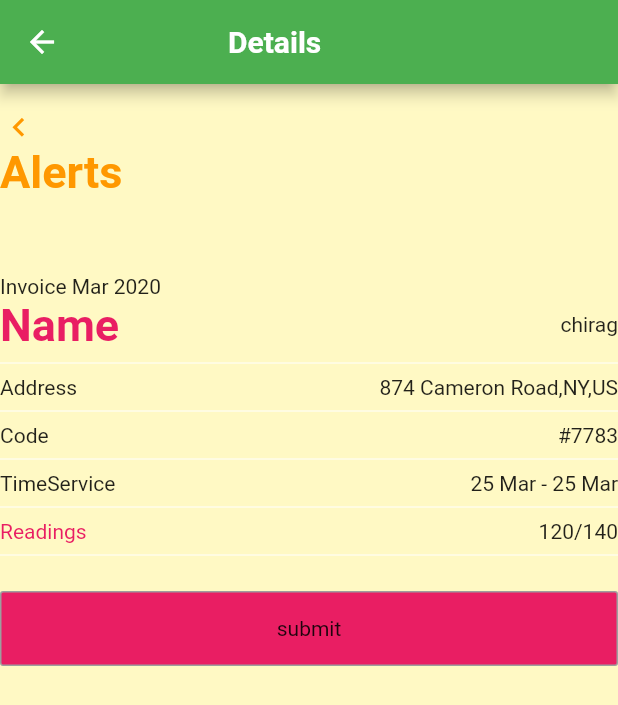
After one commit to chiragdhruve01/gridview_flutter, a Flutter app: the BankingInvoiceDetail screen opened directly, on a phone screen of 412 x 824 dp. The commit adds this screen. Shown: the top 705 px of the screen. Run offline on Flutter 3.47's test engine with Material 2 defaults, Android fonts, the phone set to English and light mode, and no system bars; our stand-ins replace lottie; network calls fail.

Commit message:
working on detailing page

```diff
--- /dev/null
+++ b/lib/screens/progress.dart
@@ -0,0 +1,170 @@
+import 'package:flutter/material.dart';
+
+class BankingInvoiceDetail extends StatefulWidget {
+  static var tag = "/BankingInvoiceDetail";
+
+  @override
+  _BankingInvoiceDetailState createState() => _BankingInvoiceDetailState();
+}
+
+class _BankingInvoiceDetailState extends State<BankingInvoiceDetail> {
+  @override
+  Widget build(BuildContext context) {
+    var width = MediaQuery.of(context).size.width;
+    return Scaffold(
+      backgroundColor: Colors.yellow[100],
+      appBar: AppBar(
+        backgroundColor: Colors.green,
+        title: Container(
+          margin: const EdgeInsets.only(left: 80.0),
+          child: const Text(
+            'Details',
+            style: TextStyle(
+              fontWeight: FontWeight.bold,
+            ),
+            textAlign: TextAlign.start,
+          ),
+        ),
+      ),
+      body: SingleChildScrollView(
+        child: Column(
+          crossAxisAlignment: CrossAxisAlignment.start,
+          children: [
+            SizedBox(height: 16.0),
+            Container(
+              child: Column(
+                crossAxisAlignment: CrossAxisAlignment.start,
+                children: <Widget>[
+                  Row(
+                    crossAxisAlignment: CrossAxisAlignment.start,
+                    children: const <Widget>[
+                      Icon(
+                        Icons.chevron_left,
+                        size: 25,
+                        color: Colors.orange,
+                      )
+                    ],
+                  ),
+                  const Text(
+                    "Alerts",
+                    style: TextStyle(
+                        fontWeight: FontWeight.bold,
+                        fontSize: 30,
+                        color: Colors.orange),
+                  ),
+                ],
+              ),
+            ),
+            const Text(
+              "",
+              style: TextStyle(
+                  fontWeight: FontWeight.bold,
+                  fontSize: 30,
+                  color: Colors.orange),
+            ),
+            SizedBox(height: 16.0),
+            Text(
+              "Invoice Mar 2020",
+            ),
+            Column(
+              children: [
+                Row(
+                  mainAxisAlignment: MainAxisAlignment.spaceBetween,
+                  children: [
+                    Text("Name",
+                        style: TextStyle(
+                            fontWeight: FontWeight.bold,
+                            fontSize: 30,
+                            color: Colors.pink)),
+                    Text("chirag", style: TextStyle()),
+                  ],
+                ),
+                Divider(thickness: 0, color: Colors.white),
+              ],
+            ),
+            Column(
+              children: [
+                Row(
+                  mainAxisAlignment: MainAxisAlignment.spaceBetween,
+                  children: [
+                    Text(
+                      "Address",
+                    ),
+                    Text(
+                      "874 Cameron Road,NY,US",
+                    ),
+                  ],
+                ),
+                Divider(thickness: 0, color: Colors.white),
+              ],
+            ),
+            Column(
+              children: [
+                Row(
+                  mainAxisAlignment: MainAxisAlignment.spaceBetween,
+                  children: [
+                    Text(
+                      "Code",
+                    ),
+                    Text(
+                      "#7783",
+                    ),
+                  ],
+                ),
+                Divider(thickness: 0, color: Colors.white),
+              ],
+            ),
+            Column(
+              children: [
+                Row(
+                  mainAxisAlignment: MainAxisAlignment.spaceBetween,
+                  children: [
+                    Text(
+                      "TimeService",
+                    ),
+                    Text(
+                      "25 Mar - 25 Mar",
+                    ),
+                  ],
+                ),
+                Divider(thickness: 0, color: Colors.white),
+              ],
+            ),
+            Column(
+              children: [
+                Row(
+                  mainAxisAlignment: MainAxisAlignment.spaceBetween,
+                  children: [
+                    Text("Readings", style: TextStyle(color: Colors.pink)),
+                    Text(
+                      "\120/140",
+                    ),
+                  ],
+                ),
+                Divider(thickness: 0, color: Colors.white),
+              ],
+            ),
+            SizedBox(height: 16.0),
+            GestureDetector(
+              onTap: () {},
+              child: Container(
+                height: 50.0,
+                padding: EdgeInsets.fromLTRB(16, 4, 16, 4),
+                alignment: Alignment.center,
+                child: Text(
+                  'submit',
+                ),
+                decoration: BoxDecoration(
+                  color: Colors.pink,
+                  boxShadow: [BoxShadow(color: Colors.transparent)],
+                  border: Border.all(color: Colors.grey),
+                  borderRadius: BorderRadius.all(Radius.circular(2.0)),
+                ),
+              ),
+            ),
+          ],
+        ),
+      ),
+    );
+  }
+}
--- a/lib/screens/sublist.dart
+++ b/lib/screens/sublist.dart
@@ -1,4 +1,5 @@
 import 'package:flutter/material.dart';
+import 'package:item/screens/progress.dart';
 import 'package:item/service/auth_service.dart';
 import 'package:item/utils/constants.dart' as constants;
 import 'package:intl/intl.dart';
@@ -23,7 +24,7 @@ class _SubListPageState extends State<SubListPage> {
           margin: const EdgeInsets.only(left: 80.0),
           child: Text(
             widget.title,
-            style: TextStyle(
+            style: const TextStyle(
               fontWeight: FontWeight.bold,
             ),
             textAlign: TextAlign.start,
@@ -64,6 +65,15 @@ class _SubListPageState extends State<SubListPage> {
                       ),
                       // const SizedBox(height: 15.0),
                       ListTile(
+                        leading: snapshot.data![i]['image'] != null
+                            ? Image(
+                                image: NetworkImage(
+                                  constants.url + snapshot.data![i]['image'],
+                                ),
+                              )
+                            : const Image(
+                                image: AssetImage('assets/logo/icon.png'),
+                              ),
                         tileColor: const Color.fromARGB(255, 230, 255, 201),
                         title: Text(
                           snapshot.data![i]['name'],
@@ -72,23 +82,30 @@ class _SubListPageState extends State<SubListPage> {
                           formattedDate,
                           style: const TextStyle(
                               fontWeight: FontWeight.bold,
-                                // backgroundColor: Colors.orange,
                               color: Colors.orange),
                         ),
-                          trailing: SizedBox(
-                            height: 100,
-                            width: 100,
-                            child: snapshot.data![i]['image'] != null
-                                ? Image(
-                                    image: NetworkImage(
-                                      constants.url +
-                                          snapshot.data![i]['image'],
+                        trailing: Row(
+                          mainAxisSize: MainAxisSize.min,
+                          children: [
+                            IconButton(
+                              padding: const EdgeInsets.all(0),
+                              onPressed: () {
+                                Navigator.push(
+                                  context,
+                                  MaterialPageRoute(
+                                      builder: (context) =>
+                                          BankingInvoiceDetail()),
+                                );
+                              },
+                              icon: const Icon(
+                                Icons.forward_sharp,
+                                color: Colors.orange,
+                                size: 18.0,
                               ),
-                                  )
-                                : const Image(
-                                    image: AssetImage('assets/logo/icon.png'),
                             ),
-                          )),
+                          ],
+                        ),
+                      ),
                       // Row(
                       //   mainAxisAlignment: MainAxisAlignment.spaceEvenly,
                       //   children: [
```
Lines whose indentation alone changed are shown as unchanged.
